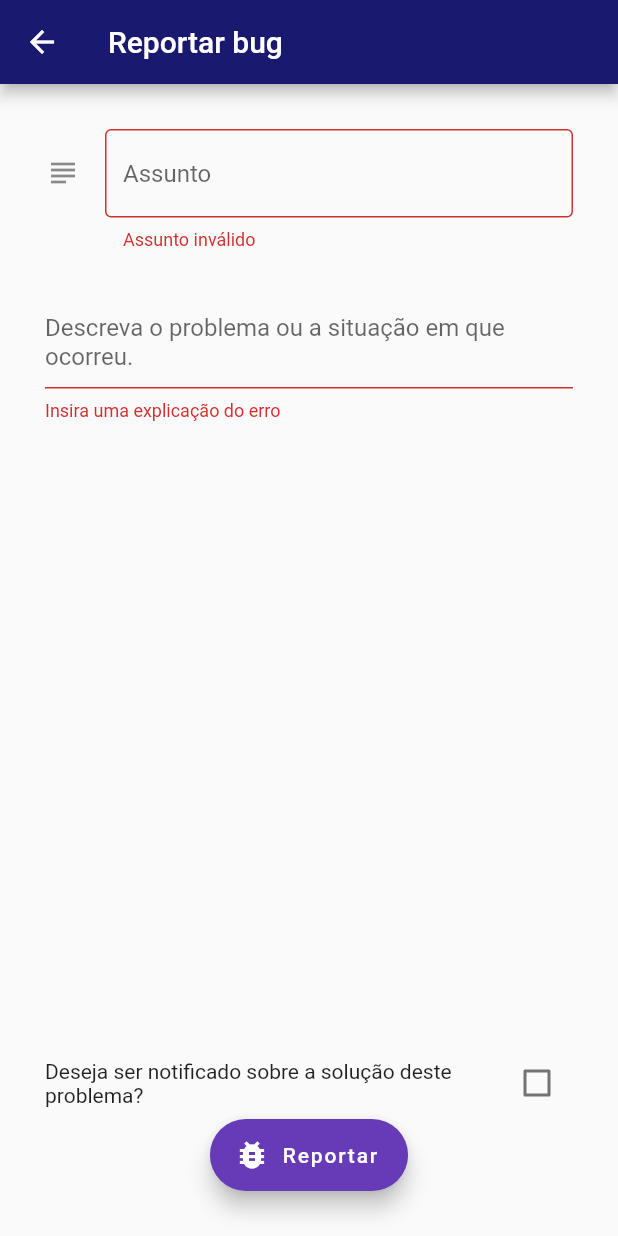
After one commit to webererico/AgendeiLeader2.0, a Flutter app: the BugReportScreen screen opened directly, after a tap on "Reportar", on a phone screen of 412 x 824 dp. The commit adds this screen. Run offline on Flutter 3.47's test engine with Material 2 defaults, Android fonts, the phone set to English and light mode, and no system bars; our stand-ins replace cloud_firestore, firebase_auth, firebase_storage, image_cropper, image_picker, rxdart and 1 more; missing offline and left inert: bloc_pattern; accounts and stored records are empty.

```diff
--- a/lib/blocs/service_bloc.dart
+++ b/lib/blocs/service_bloc.dart
@@ -47,13 +47,17 @@ class ServiceBloc extends BlocBase {
     unsavedData['price'] = price;
   }
 
-  void saveDuration(String duration) {
+  void saveDuration(int duration) {
+    if(duration == 0){
+      duration = 1;
+    }
     unsavedData['duration'] = duration;
   }
 
   void savePublic(String public) {
     unsavedData['public'] = public;
   }
+
 
   Future<bool> saveService(String uidCompany) async {
     _loadingController.add(true);
--- /dev/null
+++ b/lib/screens/bugReport_screen.dart
@@ -0,0 +1,132 @@
+import 'dart:async';
+import 'package:agendei/tabs/configs_tab.dart';
+import 'package:cloud_firestore/cloud_firestore.dart';
+import 'package:firebase_auth/firebase_auth.dart';
+import 'package:flutter/material.dart';
+
+class BugReportScreen extends StatefulWidget {
+  @override
+  _BugReportScreenState createState() => _BugReportScreenState();
+}
+
+class _BugReportScreenState extends State<BugReportScreen> {
+  final _formKey = GlobalKey<FormState>();
+  final _scaffoldKey = GlobalKey<ScaffoldState>();
+  final _subjectController = TextEditingController();
+  final _textController = TextEditingController();
+  bool check = false;
+
+  @override
+  Widget build(BuildContext context) {
+    return Scaffold(
+      key: _scaffoldKey,
+      appBar: AppBar(
+        title: Text('Reportar bug'),
+      ),
+      body: Form(
+        key: _formKey,
+        child: Padding(
+          padding: const EdgeInsets.all(30.0),
+          child: Column(
+            children: [
+              TextFormField(
+                controller: _subjectController,
+                decoration: InputDecoration(
+                    border: OutlineInputBorder(),
+                    hintText: "Assunto",
+                    labelStyle: TextStyle(color: Colors.white),
+                    icon: Icon(Icons.subject)),
+                validator: (text) {
+                  if (text.isEmpty) {
+                    return 'Assunto inválido';
+                  } else {
+                    return null;
+                  }
+                },
+              ),
+              SizedBox(
+                height: 30,
+              ),
+              Expanded(
+                child: TextFormField(
+                  keyboardType: TextInputType.multiline,
+                  maxLines: null,
+                  controller: _textController,
+                  decoration: InputDecoration(
+                    hintText:
+                    "Descreva o problema ou a situação em que ocorreu.",
+                    hintMaxLines: 3,
+                    labelStyle: TextStyle(color: Colors.white),
+                  ),
+                  validator: (text) {
+                    if (text.isEmpty) {
+                      return "Insira uma explicação do erro";
+                    } else {
+                      return null;
+                    }
+                  },
+                ),
+              ),
+              Row(
+                children: [
+                  Flexible(
+                      child: Text(
+                        'Deseja ser notificado sobre a solução deste problema?',
+                      )),
+                  Checkbox(
+                      value: check,
+                      onChanged: (value) {
+                        setState(() {
+                          check = value;
+                        });
+                      }),
+                ],
+              ),
+              FloatingActionButton.extended(
+                icon: Icon(Icons.bug_report),
+                label: Text('Reportar'),
+                onPressed: () {
+                  saveReport();
+                },
+              )
+            ],
+          ),
+        ),
+      ),
+    );
+  }
+
+  void saveReport() async {
+    DateTime now = DateTime.now();
+    Timestamp created_at = Timestamp.fromDate(now);
+    if (_formKey.currentState.validate()) {
+      final FirebaseUser company = await FirebaseAuth.instance.currentUser();
+      Map<String, dynamic> bugReport = {
+        'uidCompany': company.uid,
+        'name': company.displayName,
+        'email': company.email,
+        'subject': _subjectController.text.toString(),
+        'text:': _textController.text.toString(),
+        'notificar': check,
+        'created_at': created_at
+      };
+
+      _scaffoldKey.currentState.showSnackBar(SnackBar(
+
+        content: check == true
+            ? Text(
+            'Problema reportado. Você será contatado por e-mail sobre a solução deste problema.')
+            : Text(
+            'Reporte realizado com sucesso. Nossa equipe solucionará este problema'),
+        backgroundColor: Colors.orange,
+      ));
+      Firestore.instance
+          .collection('companyReports')
+          .document(now.toIso8601String())
+          .setData(bugReport);
+      Timer(
+          Duration(seconds: 4),
+              () => Navigator.of(context).pop());
+    }
+  }
+}
--- a/lib/tabs/configs_tab.dart
+++ b/lib/tabs/configs_tab.dart
@@ -1,4 +1,5 @@
 import 'package:agendei/blocs/login_bloc.dart';
+import 'package:agendei/screens/bugReport_screen.dart';
 import 'package:agendei/screens/login_screen.dart';
 import 'package:agendei/screens/profile_screen.dart';
 import 'package:cloud_firestore/cloud_firestore.dart';
@@ -144,7 +145,7 @@ class _ConfigsTabState extends State<ConfigsTab> {
                     elevation: 0.0,
                     onPressed: () {
                       print('Reportar um bug');
-//                    Navigator.pushReplacement(context, MaterialPageRoute(builder: (BuildContext context) => LoginScreen()));
+                    Navigator.push(context, MaterialPageRoute(builder: (BuildContext context) => BugReportScreen()));
                     },
                     child: Row(
                       crossAxisAlignment: CrossAxisAlignment.center,
```
Also changed, not shown: lib/screens/calendar_screen.dart (+26 -1 lines), lib/screens/editCalendar_screen.dart (+27 -0 lines), lib/screens/service_screen.dart (+44 -14 lines).
